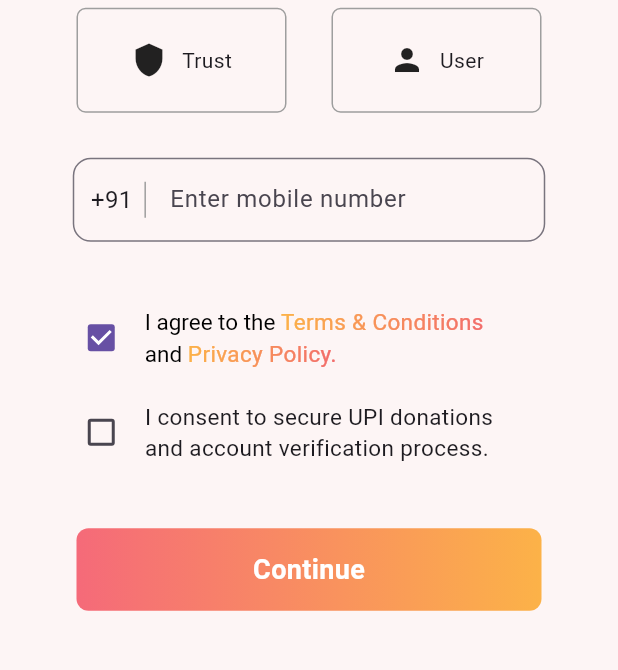
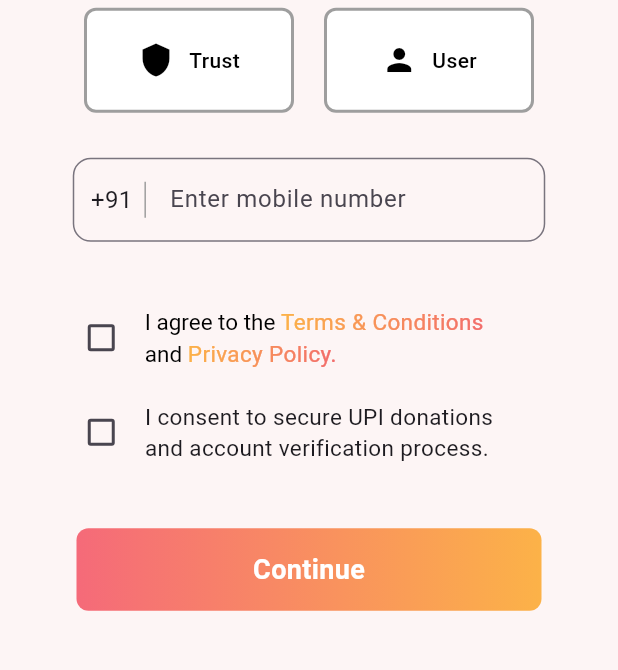
Before and after one commit to Ishan2506/Kindify, a Flutter app: the screen it shows after launch, on a phone screen of 412 x 824 dp, the part 425-1095 px from its top. Run offline on Flutter 3.47's test engine with Material 3 defaults, Android fonts, the phone set to English and light mode, and no system bars; our stand-ins replace flutter_otp_text_field.

Commit message:
Update the LoginScreen validation and added the OTP page

```diff
--- a/lib/views/login/login_screen.dart
+++ b/lib/views/login/login_screen.dart
@@ -2,6 +2,7 @@ import 'package:flutter/gestures.dart';
 import 'package:flutter/material.dart';
 import 'package:kindify_app/controller/login/login_controller.dart';
 import 'package:kindify_app/utils/colors.dart';
+import 'package:kindify_app/views/login/otp_screen.dart';
 
 class LoginScreen extends StatefulWidget {
   const LoginScreen({super.key});
@@ -12,6 +13,50 @@ class LoginScreen extends StatefulWidget {
 
 class _LoginScreenState extends State<LoginScreen> {
   final LoginController _controller = LoginController();
+  bool _upiConsent = false;
+  bool _policy = false;
+  final RegExp _phoneRegex = RegExp(r'^[6-9]\d{9}$');
+  String _selectedRole = '';
+
+  Widget _buildSelectableCard(String title,IconData icon)
+  {
+    final isSelected = _selectedRole == title;
+    return GestureDetector(
+      onTap: () {
+        setState(() {
+          _selectedRole = title;
+        });
+      },
+      child: Container(
+        margin: EdgeInsets.symmetric(horizontal: 10),
+        width: 140,
+        height: 70,
+        padding: EdgeInsets.symmetric(vertical: 10, horizontal: 15),
+        decoration: BoxDecoration(
+          color: isSelected ? Color(0xFFFEEAE6) : Colors.white,
+          border: Border.all(
+            color: isSelected ? Color(0xFFF26A4B) : Colors.grey,
+            width: 2,
+          ),
+          borderRadius: BorderRadius.circular(8),
+        ),
+        child: Row(
+          mainAxisAlignment: MainAxisAlignment.center,
+          children: [
+            Icon(icon, color: isSelected ? Color(0xFFF26A4B) : Colors.black),
+            SizedBox(width: 10),
+            Text(
+              title,
+              style: TextStyle(
+                color: isSelected ? Color(0xFFF26A4B) : Colors.black,
+                fontWeight: FontWeight.w500,
+              ),
+            ),
+          ],
+        ),
+      ),
+    );
+  }
 
   @override
   Widget build(BuildContext context) {
@@ -34,42 +79,8 @@ class _LoginScreenState extends State<LoginScreen> {
               Row(
                 mainAxisAlignment: MainAxisAlignment.center,
                 children: [
-                  Container(
-                    margin: EdgeInsets.symmetric(horizontal: 15),
-                    padding: EdgeInsets.symmetric(vertical: 10, horizontal: 15),
-                    width: 140,
-                    height: 70,
-                    decoration: BoxDecoration(
-                      border: Border.all(color: Colors.grey),
-                      borderRadius: BorderRadius.all(Radius.elliptical(6, 6)),
-                    ),
-                    child: Row(
-                      mainAxisAlignment: MainAxisAlignment.center,
-                      children: [
-                        Icon(Icons.shield),
-                        SizedBox(width: 10),
-                        Text("Trust"),
-                      ],
-                    ),
-                  ),
-                  Container(
-                    margin: EdgeInsets.symmetric(horizontal: 15),
-                    padding: EdgeInsets.symmetric(vertical: 10, horizontal: 15),
-                    width: 140,
-                    height: 70,
-                    decoration: BoxDecoration(
-                      border: Border.all(color: Colors.grey),
-                      borderRadius: BorderRadius.all(Radius.elliptical(6, 6)),
-                    ),
-                    child: Row(
-                      mainAxisAlignment: MainAxisAlignment.center,
-                      children: [
-                        Icon(Icons.person),
-                        SizedBox(width: 10),
-                        Text("User"),
-                      ],
-                    ),
-                  ),
+                  _buildSelectableCard("Trust", Icons.shield),
+                  _buildSelectableCard("User", Icons.person),
                 ],
               ),
               SizedBox(height: 15),
@@ -110,7 +121,11 @@ class _LoginScreenState extends State<LoginScreen> {
                       children: [
                         Padding(
                           padding: const EdgeInsets.only(right: 5),
-                          child: Checkbox(value: true, onChanged: (value) {}),
+                          child: Checkbox(value: _policy, onChanged: (value) {
+                            setState(() {
+                              _policy = value ?? false;
+                            });
+                          }),
                         ),
                         RichText(
                           text: TextSpan(
@@ -229,7 +244,11 @@ class _LoginScreenState extends State<LoginScreen> {
                       children: [
                         Padding(
                           padding: const EdgeInsets.only(right: 5.0),
-                          child: Checkbox(value: false, onChanged: (value) {}),
+                          child: Checkbox(value: _upiConsent, onChanged: (value) {
+                            setState(() {
+                              _upiConsent = value ?? false;
+                            });
+                          }),
                         ),
                         Text(
                           "I consent to secure UPI donations \nand account verification process.",
@@ -241,7 +260,30 @@ class _LoginScreenState extends State<LoginScreen> {
                 ],
               ),
               SizedBox(height: 40),
-              loginBtn(),
+              GestureDetector(
+  onTap: () {
+    String phone = _controller.emailController.text.trim();
+    if (!_policy || !_upiConsent) {
+      ScaffoldMessenger.of(context).showSnackBar(
+        const SnackBar(content: Text("Please agree to the Terms and give UPI consent.")),
+      );
+      return;
+    }
+    if (_phoneRegex.hasMatch(phone)) {
+      Navigator.push(
+        context,
+        MaterialPageRoute(
+          builder: (context) => CustomOtpScreen(phoneNumber: phone),
+        ),
+      );
+    } else {
+      ScaffoldMessenger.of(context).showSnackBar(
+        const SnackBar(content: Text("Please enter a valid 10-digit number")),
+      );
+    }
+  },
+  child: loginBtn(),
+),
             ],
           ),
         ),
--- a/pubspec.yaml
+++ b/pubspec.yaml
@@ -30,6 +30,9 @@ environment:
 dependencies:
   flutter:
     sdk: flutter
+  flutter_otp_text_field: ^1.0.1
+  http: ^0.13.6
+  fluttertoast: ^8.2.4
 
   # The following adds the Cupertino Icons font to your application.
   # Use with the CupertinoIcons class for iOS style icons.
```
Also changed, not shown: lib/views/login/otp_screen.dart (added, +274 -0 lines), pubspec.lock, 1 other file.
